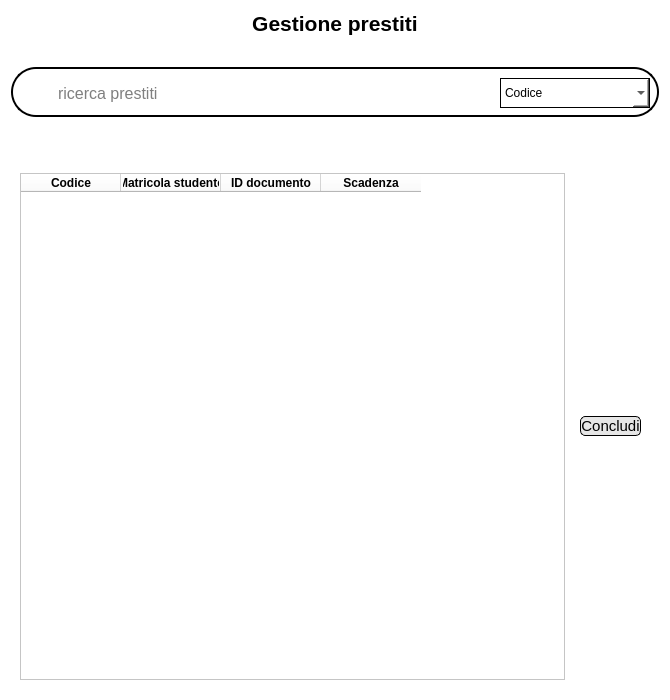
FrancescoFinizii/Biblioteca-universitaria, file View/Amministratore/UI files/gestione prestiti.ui: the form before one commit.
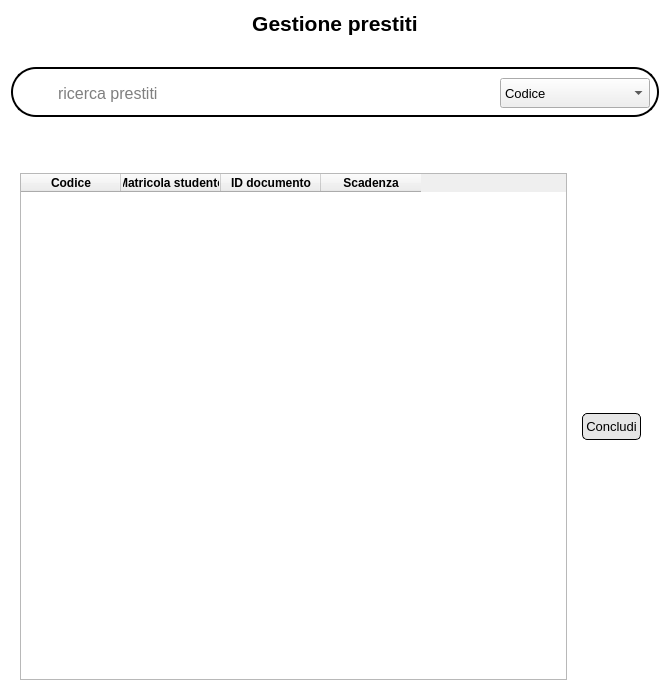
The form after the commit. Icons and pictures are not drawn.

Diff of the .ui file:
```diff
--- a/View/Amministratore/UI files/gestione prestiti.ui
+++ b/View/Amministratore/UI files/gestione prestiti.ui
@@ -20,7 +20,10 @@
    <string>Form</string>
   </property>
   <property name="styleSheet">
-   <string notr="true">background-color: rgb(255, 255, 255);</string>
+   <string notr="true">QWidget#Form  {
+background-color: rgb(255, 255, 255);
+color:black;
+}</string>
   </property>
   <layout class="QVBoxLayout" name="verticalLayout">
    <item>
@@ -68,8 +71,10 @@
    <item>
     <widget class="QWidget" name="widget_4" native="true">
      <property name="styleSheet">
-      <string notr="true">border: 2px solid;
+      <string notr="true">QWidget#widget_4 {
+border: 2px solid;
 border-radius: 25px;
+}
 </string>
      </property>
      <layout class="QHBoxLayout" name="horizontalLayout_3">
@@ -157,10 +162,13 @@
           <height>30</height>
          </size>
         </property>
+        <property name="font">
+         <font>
+          <pointsize>10</pointsize>
+         </font>
+        </property>
         <property name="styleSheet">
-         <string notr="true">border: 1px solid;
-border-radius:None;
-</string>
+         <string notr="true"/>
         </property>
         <item>
          <property name="text">
@@ -238,7 +246,7 @@
           <widget class="QPushButton" name="concludiPrestitoButton">
            <property name="font">
             <font>
-             <pointsize>11</pointsize>
+             <pointsize>10</pointsize>
             </font>
            </property>
            <property name="styleSheet">
@@ -247,6 +255,7 @@
 	background-color:rgb(230, 230, 230);
 	border-radius: 5px;
 	border-color: rgb(0, 0, 0);
+	padding:5px 3px;
 }
 QPushButton#concludiPrestitoButton:hover {
 	background-color: rgb(207, 207, 207);
```
